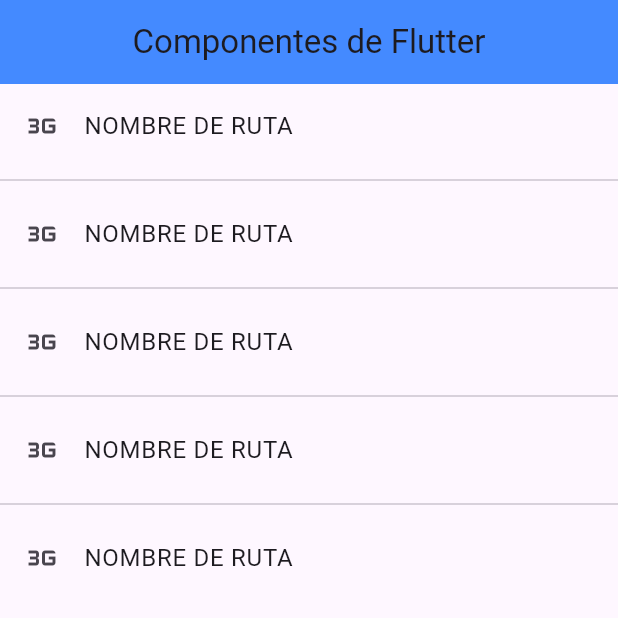
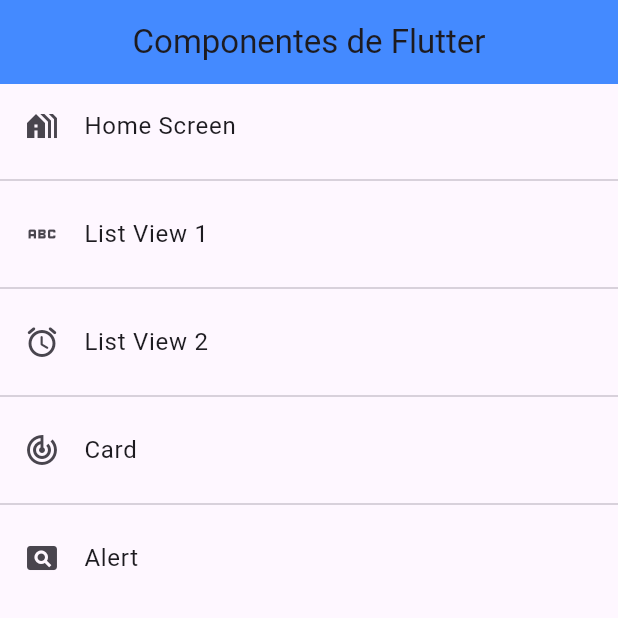
Before and after one commit to Franma2005/menus_flutter, a Flutter app: the screen it shows after launch, on a phone screen of 412 x 824 dp, the top half of it. Run offline on Flutter 3.47's test engine with Material 3 defaults, Android fonts, the phone set to English and light mode, and no system bars; missing offline and left inert: dart:ffi.

Commit message:
Learning how to use navigate

```diff
--- a/lib/app_routes/routes.dart
+++ b/lib/app_routes/routes.dart
@@ -1,4 +1,7 @@
+import 'dart:ffi';
+
 import 'package:flutter/material.dart';
+import 'package:practica/models/model.dart';
 import 'package:practica/screens/homescreen.dart';
 import 'package:practica/screens/screen.dart';
 
@@ -6,14 +9,48 @@ import 'package:practica/screens/screen.dart';
 class AppRoutes {
   static const initialRoute = "home";
 
-  static Map<String, Widget Function(BuildContext)> routes =
-  {
-        'listview1' : (BuildContext context) => const Listview1Screen(),
-        'listview2' : (BuildContext context) => const Listview2Screen(),
-        'alert' : (BuildContext context) => const AlertScreen(),
-        'card' : (BuildContext context) => const CardScreen(),
-        'home' : (BuildContext context) => const HomeScreen(),
-  };
+  static final MenuOptions = <MenuOption> [
+    MenuOption(
+      route: "home",
+      icon: Icons.holiday_village,
+      name: "Home Screen",
+      screen: const HomeScreen(),
+      ),
+      MenuOption(
+        route: "listview1",
+        icon: Icons.abc,
+        name: "List View 1",
+        screen: const Listview1Screen(),
+      ),
+      MenuOption(
+        route: "listview2",
+        icon: Icons.access_alarm_rounded,
+        name: "List View 2",
+        screen: const Listview2Screen(),
+      ),
+      MenuOption(
+        route: 'card',
+        icon: Icons.track_changes,
+        name: "Card",
+        screen: const CardScreen(),
+      ),
+      MenuOption(
+        route: 'alert',
+        icon: Icons.pageview,
+        name: "Alert",
+        screen: const AlertScreen(),
+      ),
+  ];
+
+  static Map<String, Widget Function(BuildContext)> getAppRoutes() {
+    Map<String, Widget Function(BuildContext)> AppRoutes = {};
+
+    for(final option in MenuOptions) {
+      AppRoutes.addAll({option.route: ( BuildContext context) => option.screen});
+    }
+
+    return AppRoutes;
+  }
 
   static Route<dynamic> onGenerateRoute (RouteSettings settings) {
         return MaterialPageRoute(
--- a/lib/main.dart
+++ b/lib/main.dart
@@ -23,8 +23,8 @@ class MyApp extends StatelessWidget {
       ),
       //home: const Listview2Screen(),
       initialRoute: AppRoutes.initialRoute,
-      routes: AppRoutes.routes,
-      onGenerateRoute: AppRoutes().routes,
+      routes: AppRoutes.getAppRoutes(),
+      onGenerateRoute: AppRoutes.onGenerateRoute,
 
     );
   }
--- /dev/null
+++ b/lib/models/menu_option.dart
@@ -0,0 +1,15 @@
+import 'package:flutter/material.dart';
+
+class MenuOption {
+  final String route;
+  final IconData icon;
+  final String name;
+  final Widget screen;
+
+  MenuOption({
+    required this.route,
+    required this.icon,
+    required this.name,
+    required this.screen
+    });
+}
--- /dev/null
+++ b/lib/models/model.dart
@@ -0,0 +1 @@
+export 'package:practica/models/menu_option.dart';
--- a/lib/screens/homescreen.dart
+++ b/lib/screens/homescreen.dart
@@ -1,4 +1,5 @@
 import 'package:flutter/material.dart';
+import 'package:practica/app_routes/routes.dart';
 
 class HomeScreen extends StatelessWidget {
   const HomeScreen({Key? key}) : super(key: key);
@@ -12,14 +13,14 @@ class HomeScreen extends StatelessWidget {
         ),
         body: ListView.separated(
             itemBuilder: (context, index) => ListTile(
-                  leading: const Icon(Icons.three_g_mobiledata_outlined),
-                  title: const Text("NOMBRE DE RUTA"),
+                  leading: Icon(AppRoutes.MenuOptions[index].icon),
+                  title: Text(AppRoutes.MenuOptions[index].name),
                   onTap: () {
-                    Navigator.pushNamed(context, 'paquet');
+                    Navigator.pushNamed(context, AppRoutes.MenuOptions[index].route);
 
                   },
                 ),
             separatorBuilder: (context, index) => const Divider(),
-            itemCount: 5));
+            itemCount: AppRoutes.MenuOptions.length));
   }
 }
```
